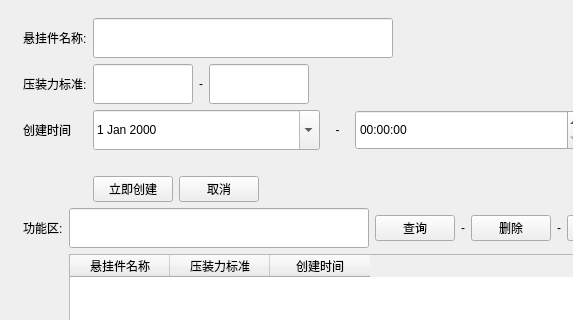
Before: the Qt Designer form pressstd.ui in aiyongye/-, drawn with Qt 5; both pictures show x 0 to 573 and y 0 to 320 of the 800 by 600 pixel window.
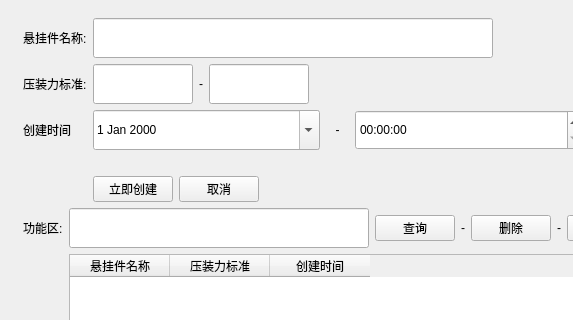
After: the same form once the commit is applied.

Diff of the .ui file:
```diff
--- a/pressstd.ui
+++ b/pressstd.ui
@@ -43,7 +43,7 @@
            </property>
            <property name="maximumSize">
             <size>
-             <width>300</width>
+             <width>400</width>
              <height>16777215</height>
             </size>
            </property>
```
Left out of the diff: 4 changed lines with no effect on the pictures.
